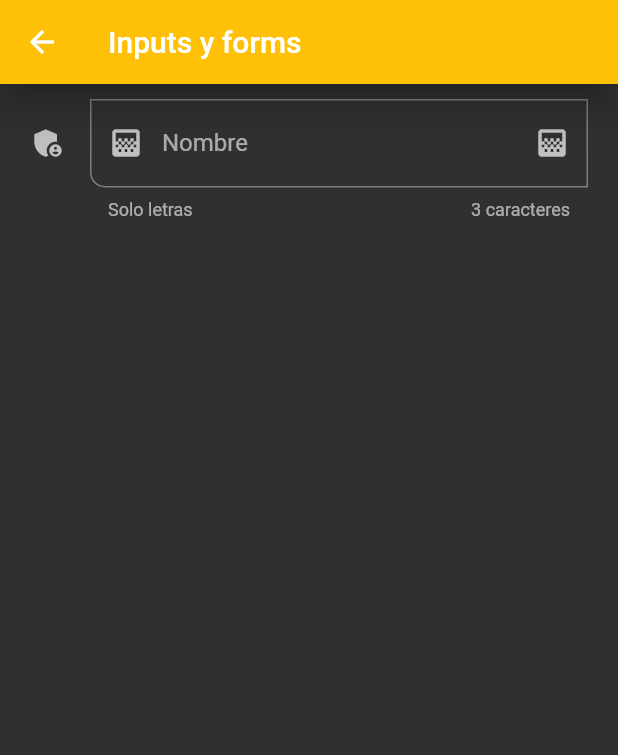
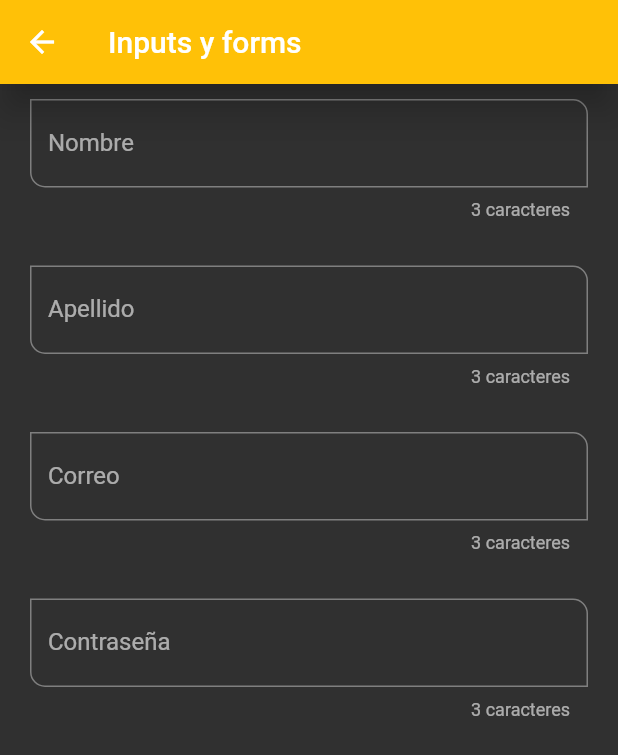
Before and after one commit to AlexanderMendivil/flutter_components, a Flutter app: the InputsScreen screen opened by its route, on a phone screen of 412 x 824 dp. Shown: the top 755 px of the screen. Run offline on Flutter 3.47's test engine with Material 2 defaults, Android fonts, the phone set to English and light mode, and no system bars.

Commit message:
inputs widget

```diff
--- a/lib/screens/inputs_screen.dart
+++ b/lib/screens/inputs_screen.dart
@@ -1,4 +1,6 @@
 import 'package:flutter/material.dart';
+
+import '../widgets/widgets.dart';
 
 class InputsScreen extends StatelessWidget {
 
@@ -14,32 +16,15 @@ class InputsScreen extends StatelessWidget {
          child: Padding(
           padding: const EdgeInsets.symmetric(horizontal: 20, vertical: 10),
           child: Column(
-            children: <Widget>[
-              TextFormField(
-                autofocus: false,
-                initialValue: '',
-                textCapitalization: TextCapitalization.words,
-                onChanged: ( value ) {
-                  print(value);
-                },
-                validator: ( value ) {
-                  if( value == null ) return 'Este campo es requerido';
-                  return value.length < 3 ? 'Minimo 3 letras' : null;
-                },
-                autovalidateMode: AutovalidateMode.onUserInteraction,
-                decoration: const InputDecoration(
-                  hintText: 'Nombre del usuario',
-                  labelText: 'Nombre',
-                  helperText: 'Solo letras',
-                  counterText: '3 caracteres',
-                  prefixIcon: Icon(Icons.gradient_outlined),
-                  suffixIcon: Icon(Icons.gradient_outlined),
-                  icon: Icon(Icons.admin_panel_settings),
-                  border: OutlineInputBorder(
-                    borderRadius: BorderRadius.only(bottomLeft: Radius.circular(10))
-                  )
-                ),
-              )
+            children: const <Widget>[
+              CustomInputField( labelText: 'Nombre', hintText: 'Nombre del usuario',),
+              SizedBox( height: 30,),
+              CustomInputField( labelText: 'Apellido', hintText: 'Apellido del usuario',),
+              SizedBox( height: 30,),
+              CustomInputField( labelText: 'Correo', hintText: 'Correo del usuario', inputType: TextInputType.emailAddress,),
+              SizedBox( height: 30,),
+              CustomInputField( labelText: 'Contraseña', hintText: 'Contraseña del usuario', obscure: true, ),
+              SizedBox( height: 30,),
             ]),
          ),
       ),
--- a/lib/theme/app_theme.dart
+++ b/lib/theme/app_theme.dart
@@ -19,7 +19,17 @@ class AppTheme {
             shape: const StadiumBorder(),
             elevation: 0
           ),
+    ),
+    inputDecorationTheme: const InputDecorationTheme(
+      floatingLabelStyle: TextStyle( color: primary ),
+      focusedBorder: OutlineInputBorder(
+        borderSide: BorderSide(color: primary),
+        borderRadius: BorderRadius.only(bottomLeft:  Radius.circular(10), topRight: Radius.circular(10)),
+      ),
+      border: OutlineInputBorder(
+        borderRadius: BorderRadius.only(bottomLeft:  Radius.circular(10), topRight: Radius.circular(10)),
     )
-  );
+  )
+);
 
 }
--- /dev/null
+++ b/lib/widgets/custom_input_field.dart
@@ -0,0 +1,43 @@
+import 'package:flutter/material.dart';
+
+class CustomInputField extends StatelessWidget {
+
+  final String? hintText;
+  final String? labelText;
+  final String? helperText;
+  final IconData? icon;
+  final IconData? suffixIcon;
+  final TextInputType? inputType;
+  final bool obscure;
+
+  const CustomInputField({
+    Key? key, this.hintText, this.labelText, this.helperText, this.icon, this.suffixIcon, this.inputType, this.obscure = false,
+  }) : super(key: key);
+
+  @override
+  Widget build(BuildContext context) {
+    return TextFormField(
+      autofocus: false,
+      initialValue: '',
+      keyboardType: inputType,
+      obscureText: obscure,
+      textCapitalization: TextCapitalization.words,
+      onChanged: ( value ) {
+        print(value);
+      },
+      validator: ( value ) {
+        if( value == null ) return 'Este campo es requerido';
+      },
+      autovalidateMode: AutovalidateMode.onUserInteraction,
+      decoration:  InputDecoration(
+        hintText: hintText,
+        labelText: labelText,
+        helperText: helperText,
+        counterText: '3 caracteres',
+        suffixIcon: suffixIcon != null ? Icon(suffixIcon) : null,
+        icon: icon != null ? Icon( icon ) : null,
+
+      ),
+    );
+  }
+}
--- a/lib/widgets/widgets.dart
+++ b/lib/widgets/widgets.dart
@@ -1,2 +1,3 @@
+export 'package:fl_components/widgets/Custom_card_type1.dart';
+export 'package:fl_components/widgets/custom_input_field.dart';
 export'package:fl_components/widgets/custom_card_type2.dart';
-export 'package:fl_components/widgets/Custom_card_type1.dart';
```
